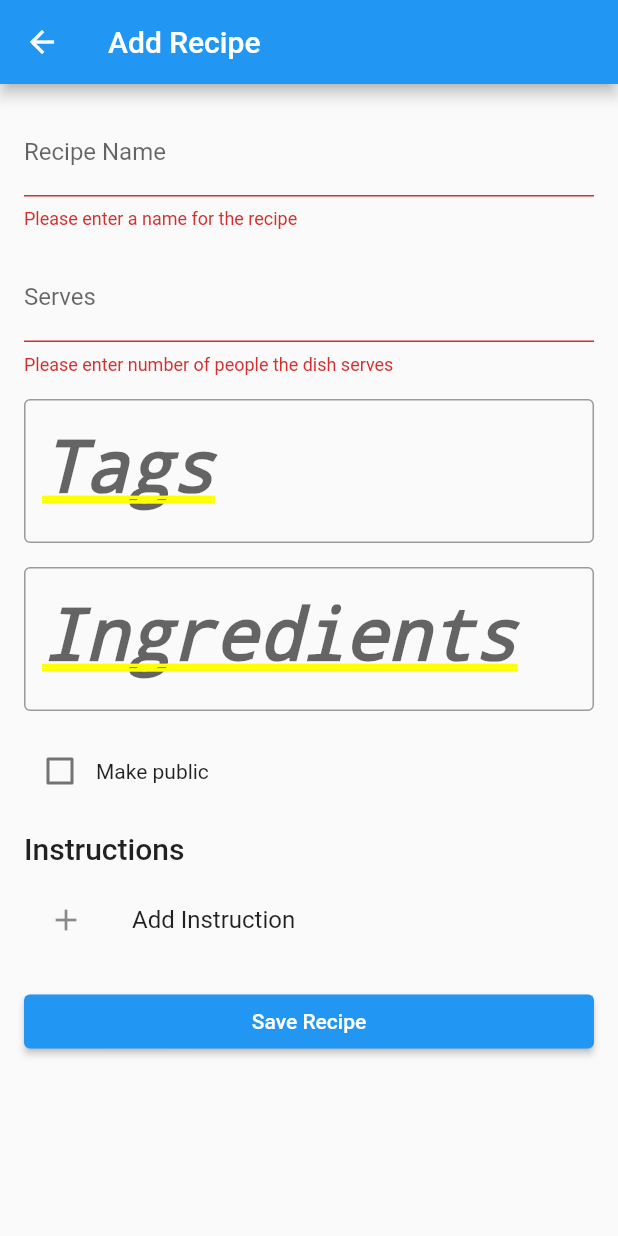
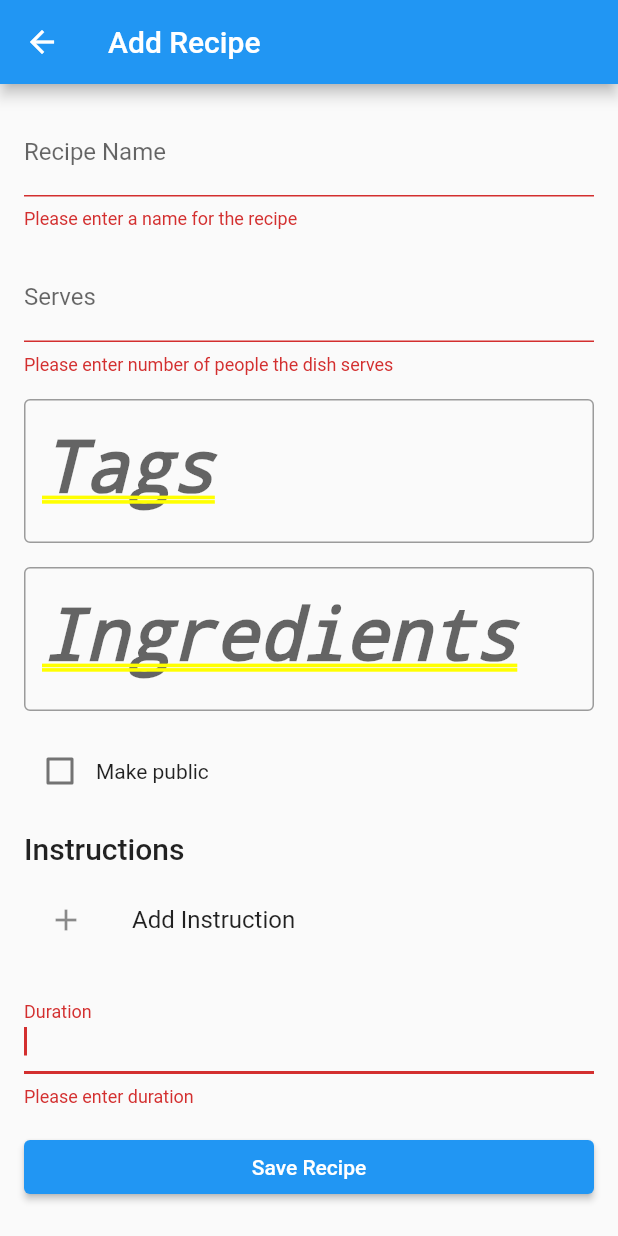
Before and after one commit to prerak26/Sous-Chef, a Flutter app: the RecipeForm screen opened directly, after a tap on "Save Recipe", on a phone screen of 412 x 824 dp. Run offline on Flutter 3.47's test engine with Material 2 defaults, Android fonts, the light colour scheme and no system bars; drawn by our look-alikes of flutter_typeahead; our stand-ins replace persistent_bottom_nav_bar, shared_preferences; accounts and stored records are empty; network calls fail.

Commit message:
RecipeForm : New DLL

```diff
--- a/souschef_frontend/lib/main.dart
+++ b/souschef_frontend/lib/main.dart
@@ -19,17 +19,14 @@ class Ingredient {
 }
 
 class Instruction {
-  int duration;
+
   String desc;
-  List<Ingredient> ingredients = [];
+
   Instruction(
-      {required this.duration, required this.desc, required this.ingredients});
+      {required this.desc});
   Map<String, dynamic> toJson() => {
-        'duration': duration,
-        'desc': desc,
-        'ingredients':
-            ingredients.map((ingredient) => ingredient.toJson()).toList(),
-      };
+    'desc': desc,
+  };
 }
 
 class Recipe {
@@ -38,18 +35,26 @@ class Recipe {
   bool isPublic = false;
   List<Instruction> steps = [];
   List<Tag> tags = [];
+  List<Ingredient> ingredients = [];
+  int duration;
+
   Recipe(
       {required this.title,
       required this.serves,
       required this.isPublic,
       required this.steps,
-      required this.tags});
+      required this.tags,
+      required this.ingredients,
+      required this.duration,
+      });
   Map<String, dynamic> toJson() => {
         'title': title,
         'serves': serves,
         'isPublic': isPublic,
         'steps': steps.map((step) => step.toJson()).toList(),
         'tags': tags.map((tag) => tag.toJson()).toList(),
+        'ingredients' : ingredients.map((ingredient) => ingredient.toJson()).toList(),
+        'duration' : duration,
       };
 }
 
--- a/souschef_frontend/lib/recipe_form.dart
+++ b/souschef_frontend/lib/recipe_form.dart
@@ -24,24 +24,7 @@ class _RecipeFormState extends State<RecipeForm> {
 
   List<String> _suggestions = [];
 
-  void _getSuggestions(String text) async {
-    if (text.contains("@")) {
-      // Replace this with your API call to get the suggestions.
-      // String apiUrl = "https://example.com/suggestions?query=$text";
-      var response =
-          await currSession.get('https://example.com/suggestions?query=$text');
-      List<dynamic> suggestionsJson = json.decode(response.body);
-      List<String> suggestions = suggestionsJson.cast<String>().toList();
 
-      setState(() {
-        _suggestions = suggestions;
-      });
-    } else {
-      setState(() {
-        _suggestions = [];
-      });
-    }
-  }
 
   Future<List<Tag>> _fetchSuggestions(String query) async {
     final String apiUrl = '/tag?key=$query';
@@ -81,7 +64,7 @@ class _RecipeFormState extends State<RecipeForm> {
 
     if (response.statusCode == 200) {
       List<dynamic> t = jsonDecode(response.body);
-      print(t);
+
       List<Ingredient> l = t.map((ingredientData) {
         return Ingredient(
           id: ingredientData['ingredientid'],
@@ -99,10 +82,11 @@ class _RecipeFormState extends State<RecipeForm> {
     }
   }
 
-  Future<void> _addIngredient(String value, String _kind) async {
+  Future<void> _addIngredient(String value, String kind) async {
     const String apiUrl = '/ingredient';
+    print(json.encode({'name': value, 'kind': kind}));
     final response = await currSession.post(
-        apiUrl, json.encode({'name': value, 'kind': _kind}));
+        apiUrl, json.encode({'name': value, 'kind': kind}));
     //print(response);
     if (response.statusCode == 200) {
     } else {
@@ -315,8 +299,14 @@ class _RecipeFormState extends State<RecipeForm> {
     ]);
   }
 
-  Recipe recipe =
-      Recipe(title: "", serves: 0, isPublic: true, steps: [], tags: []);
+  Recipe recipe = Recipe(
+      title: "",
+      serves: 0,
+      isPublic: true,
+      steps: [],
+      tags: [],
+      ingredients: [],
+      duration: 0);
 
   void _saveRecipe() async {
     if (_formKey.currentState!.validate()) {
@@ -333,11 +323,16 @@ class _RecipeFormState extends State<RecipeForm> {
       recipe.serves = int.parse(_servesController.text);
       recipe.steps = _instructions;
       recipe.tags = tags;
+      recipe.ingredients = ingredientsub;
+      recipe.duration = int.parse(_durationcontroller.text);
 
       var response =
           await currSession.post('/recipe', jsonEncode(recipe.toJson()));
       if (response.statusCode == 200) {
         Navigator.pop(context);
+      }
+      else{
+        print(jsonEncode(recipe.toJson()));
       }
     }
   }
@@ -436,8 +431,7 @@ class _RecipeFormState extends State<RecipeForm> {
                                       Column(children: [
                                         TextFormField(
                                           controller: _instcontroller,
-                                          onChanged: (text) =>
-                                              _getSuggestions(text),
+
                                           autofocus: true,
                                           decoration: const InputDecoration(
                                               labelText: 'Instruction'),
@@ -477,22 +471,6 @@ class _RecipeFormState extends State<RecipeForm> {
                                               )
                                             : Container(),
                                       ]),
-                                      TextFormField(
-                                        controller: _durationcontroller,
-                                        keyboardType: TextInputType.number,
-                                        inputFormatters: <TextInputFormatter>[
-                                          FilteringTextInputFormatter.digitsOnly
-                                        ],
-                                        autofocus: true,
-                                        decoration: const InputDecoration(
-                                            labelText: 'Duration'),
-                                        validator: (value) {
-                                          if (value == null || value.isEmpty) {
-                                            return 'Please enter duration';
-                                          }
-                                          return null;
-                                        },
-                                      ),
                                     ])),
                                 Row(
                                   mainAxisAlignment: MainAxisAlignment.end,
@@ -510,10 +488,8 @@ class _RecipeFormState extends State<RecipeForm> {
                                         if (form.validate()) {
                                           form.save();
                                           Instruction S = Instruction(
-                                              duration: int.parse(
-                                                  _durationcontroller.text),
-                                              desc: _instcontroller.text,
-                                              ingredients: []);
+                                            desc: _instcontroller.text,
+                                          );
                                           setState(() {
                                             _instructions.add(S);
                                           });
@@ -532,7 +508,6 @@ class _RecipeFormState extends State<RecipeForm> {
                       },
                     );
                   } else {
-                    print(_instructions);
                     return ListTile(
                       title: Text(_instructions[index].desc),
                       trailing: IconButton(
@@ -548,6 +523,22 @@ class _RecipeFormState extends State<RecipeForm> {
                 },
               ),
               const SizedBox(height: 16),
+              TextFormField(
+                controller: _durationcontroller,
+                keyboardType: TextInputType.number,
+                inputFormatters: <TextInputFormatter>[
+                  FilteringTextInputFormatter.digitsOnly
+                ],
+                autofocus: true,
+                decoration: const InputDecoration(labelText: 'Duration'),
+                validator: (value) {
+                  if (value == null || value.isEmpty) {
+                    return 'Please enter duration';
+                  }
+                  return null;
+                },
+              ),
+              const SizedBox(height: 16),
               ElevatedButton(
                 onPressed: _saveRecipe,
                 child: const Text('Save Recipe'),
```
Also changed, not shown: souschef_frontend/lib/discover.dart (line endings or trailing spaces).
